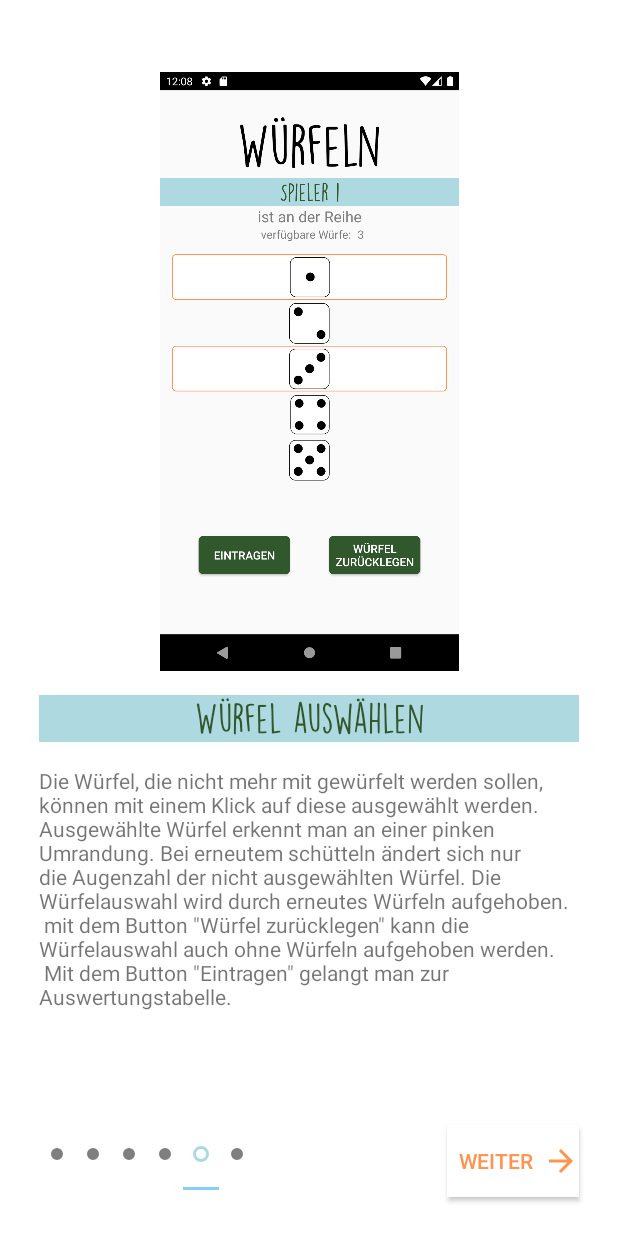
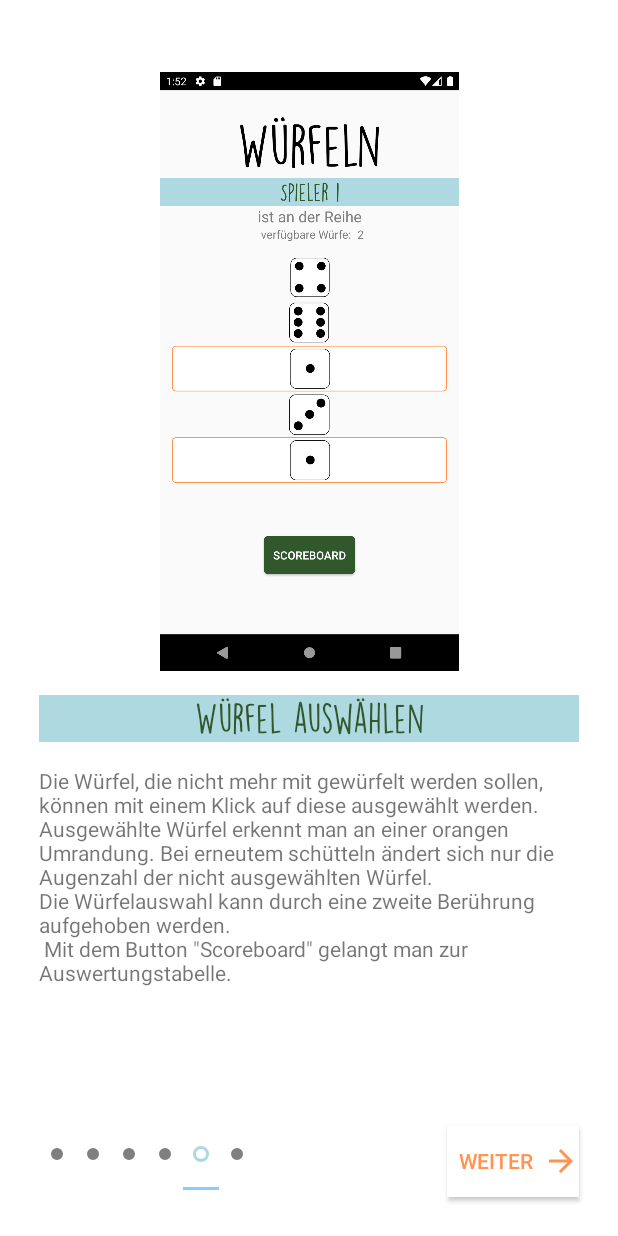
Before and after one commit to UniRegensburg/abschlussprojekte-mobile-apps-fur-android-yahtzee-5, an Android app: the screen it shows after launch (Tutorial), item 5 of the bottom bar chosen, on a phone screen of 412 x 824 dp. Run offline under Robolectric (Android 15) with nearby library versions, the phone set to English and light mode, and no system bars.

Commit message:
Layout und ScrollView

```diff
--- a/app/src/main/res/layout/layout_screen_tutorial.xml
+++ b/app/src/main/res/layout/layout_screen_tutorial.xml
@@ -31,12 +31,6 @@
             app:layout_constraintStart_toStartOf="parent"
             app:layout_constraintTop_toBottomOf="@id/tutorial_image" />
 
-    <ScrollView
-        android:layout_width="wrap_content"
-        android:layout_height="wrap_content"
-        app:layout_constraintEnd_toEndOf="parent"
-        app:layout_constraintStart_toStartOf="parent"
-        app:layout_constraintTop_toBottomOf="@+id/tutorial_title">
 
         <TextView
             android:id="@+id/tutorial_description"
@@ -50,7 +44,6 @@
             app:layout_constraintTop_toBottomOf="@+id/tutorial_title"
             app:layout_constraintVertical_bias="0.0" />
 
-    </ScrollView>
 
         <ImageView
             android:id="@+id/tutorial_image"
--- a/app/src/main/res/values/strings.xml
+++ b/app/src/main/res/values/strings.xml
@@ -95,9 +95,9 @@
     <string name="tutorial_title_dice_activity">Würfeln</string>
     <string name="tutorial_description_dice_activity">"Es wird angezeigt, welcher Spieler an der Reihe ist und wie viele Würfe er beim aktuellen Spielzug noch hat. Um zu Würfeln muss das Gerät geschüttelt werden. "</string>
     <string name="tutorial_title_dice_activity_selected">Würfel auswählen</string>
-    <string name="tutorial_description_dice_activity_selected">"Die Würfel, die nicht mehr mit gewürfelt werden sollen, können mit einem Klick auf diese ausgewählt werden. Ausgewählte Würfel erkennt man an einer pinken Umrandung. Bei erneutem schütteln ändert sich nur die Augenzahl der nicht ausgewählten Würfel. Die Würfelauswahl wird durch erneutes Würfeln aufgehoben. \n mit dem Button \"Würfel zurücklegen\" kann die Würfelauswahl auch ohne Würfeln aufgehoben werden. \n Mit dem Button \"Eintragen\" gelangt man zur Auswertungstabelle. "</string>
+    <string name="tutorial_description_dice_activity_selected">"Die Würfel, die nicht mehr mit gewürfelt werden sollen, können mit einem Klick auf diese ausgewählt werden. Ausgewählte Würfel erkennt man an einer orangen Umrandung. Bei erneutem schütteln ändert sich nur die Augenzahl der nicht ausgewählten Würfel.  \nDie Würfelauswahl kann durch eine zweite Berührung aufgehoben werden. \n Mit dem Button \"Scoreboard\" gelangt man zur Auswertungstabelle. "</string>
     <string name="tutorial_table_results">Ergebnisse eintragen</string>
-    <string name="tutorial_description_table_results">Die Tabelle zeigt die Ergebnisse aller Spieler an. Man sieht welche Würfe erlangt werden können und auch welche bereits eingetragen sind. \n Die drei Buttons unten dienen der Navigation. Mit ihnen kann man zu den Würfeln zurückgelangen, das gewürfelte Ergebnis beim entsprechenden Spieler eintragen oder auch ein Ergebnis streichen, wenn keine passendes Wurfergebnis gewürfelt wurde.</string>
+    <string name="tutorial_description_table_results">Die Tabelle zeigt die Ergebnisse aller Spieler an. Man sieht welche Würfe erlangt werden können und welche bereits eingetragen sind. \n Zwei Buttons dienen der Navigation. Mit ihnen kann man zu den Würfeln zurückgelangen oder das gewürfelte Ergebnis beim entsprechenden Spieler eintragen. Kann das gewürfelte Ergebnis nicht an entsprechender Stelle eingetragen werden bzw. würde null Punkte ergeben, wird dies durch "/" gekennzeichnet und eingetragen .</string>
 
 
     //Spielerauswahl
```
Also changed, not shown: app/src/main/res/drawable-mdpi/tutorial_burger_menu.png, app/src/main/res/drawable-mdpi/tutorial_dice_acrtivity_selected.png, app/src/main/res/drawable-mdpi/tutorial_dice_activity.png, app/src/main/res/drawable-mdpi/tutorial_table_results.png.
